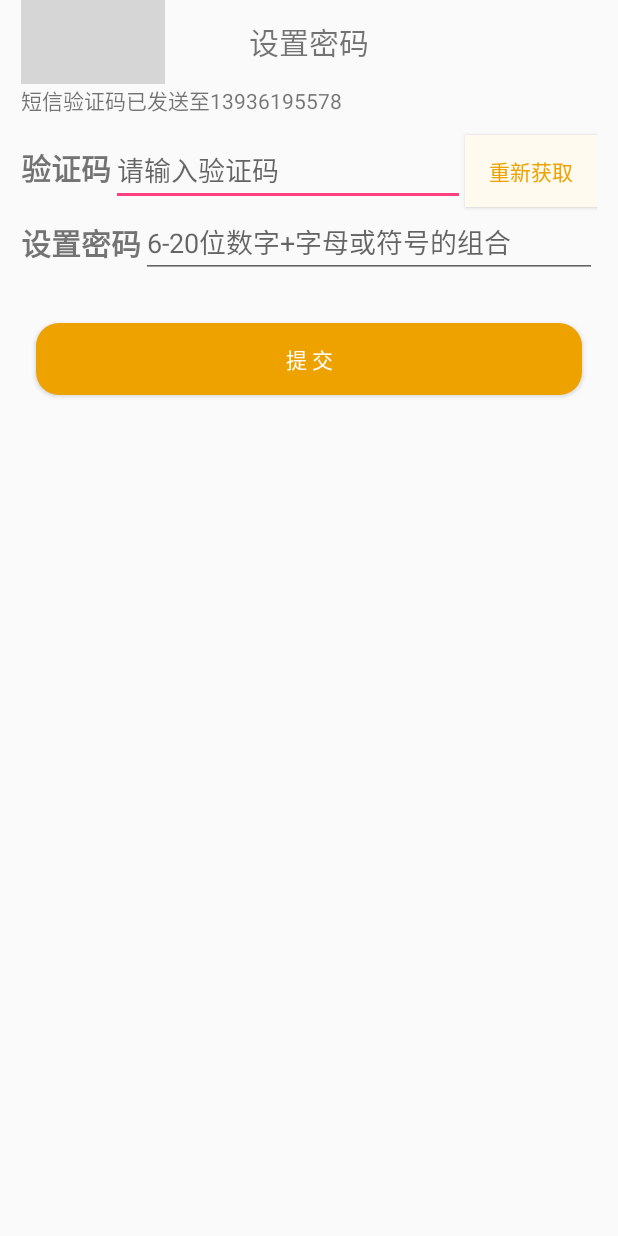
After one commit to lichaohuilala/RedChild, an Android app: the SetPassWord_act screen opened directly, with no data from a screen before it, on a phone screen of 412 x 824 dp. The commit adds this screen. Run offline under Robolectric (Android 15) with nearby library versions, the phone set to English and light mode, and no system bars; grey boxes are pictures that could not be loaded.

Commit message:
程千浪修改登录3

```diff
--- a/app/src/main/java/com/bawei/redchild/RedChildApplication.java
+++ b/app/src/main/java/com/bawei/redchild/RedChildApplication.java
@@ -2,6 +2,7 @@ package com.bawei.redchild;
 
 import android.app.Application;
 
+import com.bawei.redchild.me.me.Utils.Utils;
 import com.umeng.socialize.PlatformConfig;
 import com.umeng.socialize.UMShareAPI;
 
@@ -21,5 +22,6 @@ public class RedChildApplication extends Application {
     public void onCreate() {
         super.onCreate();
         UMShareAPI.get(this);
+        Utils.init(getApplicationContext());
     }
 }
--- /dev/null
+++ b/app/src/main/java/com/bawei/redchild/me/me/View/SetPassWord_act.java
@@ -0,0 +1,71 @@
+package com.bawei.redchild.me.me.View;
+
+import android.content.Intent;
+import android.os.Bundle;
+import android.support.v7.app.AppCompatActivity;
+import android.support.v7.widget.Toolbar;
+import android.view.View;
+import android.widget.Button;
+import android.widget.EditText;
+import android.widget.TextView;
+
+import com.bawei.redchild.R;
+
+public class SetPassWord_act extends AppCompatActivity implements View.OnClickListener {
+
+    private Toolbar tb_setpass;
+    private TextView tv_phone_setpass;
+    private TextView tv_setpass_setpass;
+    private EditText et_yzm_setpass;
+    private Button but_again_setpass;
+    private TextView tv_yzm_setpass;
+    private EditText et_setpass_setpass;
+    private Button but_submit_setpass;
+
+    @Override
+    protected void onCreate(Bundle savedInstanceState) {
+        super.onCreate(savedInstanceState);
+        setContentView(R.layout.activity_setpassword);
+        initView();
+        Intent intent = getIntent();
+        String phone = intent.getStringExtra("phone");
+        if (phone!=null){
+            tv_phone_setpass.setText("短信验证码已发送至"+phone);
+        }
+    }
+
+    private void initView() {
+        tb_setpass = (Toolbar) findViewById(R.id.tb_setpass);
+        tb_setpass.setNavigationIcon(R.mipmap.btn_back);
+        tb_setpass.setNavigationOnClickListener(new View.OnClickListener() {
+            @Override
+            public void onClick(View v) {
+                finish();
+            }
+        });
+        tv_phone_setpass = (TextView) findViewById(R.id.tv_phone_setpass);
+        tv_setpass_setpass = (TextView) findViewById(R.id.tv_setpass_setpass);
+        et_yzm_setpass = (EditText) findViewById(R.id.et_yzm_setpass);
+        but_again_setpass = (Button) findViewById(R.id.but_again_setpass);
+        tv_yzm_setpass = (TextView) findViewById(R.id.tv_yzm_setpass);
+        et_setpass_setpass = (EditText) findViewById(R.id.et_setpass_setpass);
+        but_submit_setpass = (Button) findViewById(R.id.but_submit_setpass);
+
+        but_again_setpass.setOnClickListener(this);
+        but_submit_setpass.setOnClickListener(this);
+    }
+
+    @Override
+    public void onClick(View v) {
+        switch (v.getId()) {
+            case R.id.but_again_setpass:
+
+                break;
+            case R.id.but_submit_setpass:
+
+                break;
+        }
+    }
+
+
+}
--- /dev/null
+++ b/app/src/main/res/layout/activity_setpassword.xml
@@ -0,0 +1,98 @@
+<?xml version="1.0" encoding="utf-8"?>
+<RelativeLayout xmlns:android="http://schemas.android.com/apk/res/android"
+                android:layout_width="match_parent"
+                android:layout_height="match_parent"
+                android:layout_marginLeft="14dp"
+                android:layout_marginRight="14dp">
+    <android.support.v7.widget.Toolbar
+        android:layout_width="match_parent"
+        android:layout_height="wrap_content"
+        android:id="@+id/tb_setpass"
+        android:layout_alignParentTop="true"
+        android:layout_alignParentStart="true">
+        <TextView
+            android:layout_width="wrap_content"
+            android:layout_height="wrap_content"
+            android:text="设置密码"
+            android:layout_centerInParent="true"
+            android:layout_gravity="center"
+            android:textSize="20sp"
+            android:padding="5dp"/>
+    </android.support.v7.widget.Toolbar>
+
+    <TextView
+        android:text="短信验证码已发送至13936195578"
+        android:layout_width="wrap_content"
+        android:layout_height="wrap_content"
+        android:layout_below="@+id/tb_setpass"
+        android:layout_alignParentStart="true"
+        android:id="@+id/tv_phone_setpass"/>
+
+    <TextView
+        android:layout_width="wrap_content"
+        android:layout_height="wrap_content"
+        android:textSize="20dp"
+        android:textStyle="bold"
+        android:text="设置密码"
+        android:id="@+id/tv_setpass_setpass"
+        android:layout_marginTop="20dp"
+        android:layout_below="@+id/tv_yzm_setpass"
+        android:layout_alignParentStart="true"/>
+
+    <EditText
+        android:layout_width="match_parent"
+        android:layout_height="wrap_content"
+        android:id="@+id/et_yzm_setpass"
+        android:hint="请输入验证码"
+        android:layout_alignBaseline="@+id/tv_yzm_setpass"
+        android:layout_alignBottom="@+id/tv_yzm_setpass"
+        android:layout_toEndOf="@+id/tv_yzm_setpass"
+        android:layout_toStartOf="@+id/but_again_setpass"
+        android:inputType="number"/>
+
+    <Button
+        android:text="重新获取"
+        android:layout_width="wrap_content"
+        android:layout_height="wrap_content"
+        android:id="@+id/but_again_setpass"
+        android:background="@color/floralwhite"
+        android:textColor="@color/huang"
+        android:layout_alignTop="@+id/et_yzm_setpass"
+        android:layout_alignParentEnd="true"
+        android:layout_alignBaseline="@+id/tv_yzm_setpass"
+        android:layout_alignBottom="@+id/tv_yzm_setpass"/>
+
+    <TextView
+        android:layout_width="wrap_content"
+        android:layout_height="wrap_content"
+        android:textSize="20dp"
+        android:textStyle="bold"
+        android:text="验证码"
+        android:id="@+id/tv_yzm_setpass"
+        android:layout_marginTop="19dp"
+        android:layout_below="@+id/tv_phone_setpass"
+        android:layout_alignParentStart="true"/>
+
+    <EditText
+        android:layout_width="match_parent"
+        android:layout_height="wrap_content"
+        android:layout_below="@+id/et_yzm_setpass"
+        android:layout_toEndOf="@+id/tv_setpass_setpass"
+        android:id="@+id/et_setpass_setpass"
+        android:hint="6-20位数字+字母或符号的组合"/>
+
+    <Button
+        android:text="提 交"
+        android:layout_width="match_parent"
+        android:layout_marginLeft="10dp"
+        android:layout_marginRight="10dp"
+        android:layout_height="wrap_content"
+        android:layout_below="@+id/et_setpass_setpass"
+        android:layout_centerHorizontal="true"
+        android:layout_marginTop="30dp"
+        android:id="@+id/but_submit_setpass"
+        android:textColor="@color/white"
+        android:background="@drawable/shape_loginbut"
+        />
+
+</RelativeLayout>
--- a/app/src/main/res/layout/fragment_loginsuccess.xml
+++ b/app/src/main/res/layout/fragment_loginsuccess.xml
@@ -10,8 +10,8 @@
         android:background="@mipmap/other_pay_header_pic2">
 
         <ImageView
-            android:layout_width="wrap_content"
-            android:layout_height="wrap_content"
+            android:layout_width="80dp"
+            android:layout_height="80dp"
             app:srcCompat="@mipmap/courier_default_icon"
             android:id="@+id/iv_head_success"
             android:layout_centerVertical="true"
```
Also changed, not shown: app/src/main/AndroidManifest.xml (+23 -21 lines), app/src/main/java/com/bawei/redchild/HomeActivity.java (+13 -0 lines), app/src/main/java/com/bawei/redchild/me/me/Utils/RegexConstants.java (added, +110 -0 lines), app/src/main/java/com/bawei/redchild/me/me/Utils/RegexUtils.java (added, +203 -0 lines), app/src/main/java/com/bawei/redchild/me/me/Utils/Utils.java (added, +39 -0 lines), app/src/main/java/com/bawei/redchild/me/me/View/Login_act.java (+7 -0 lines), app/src/main/java/com/bawei/redchild/me/me/View/MeFragment.java (+20 -1 lines), app/src/main/java/com/bawei/redchild/me/me/View/Register_act.java (+68 -1 lines).
